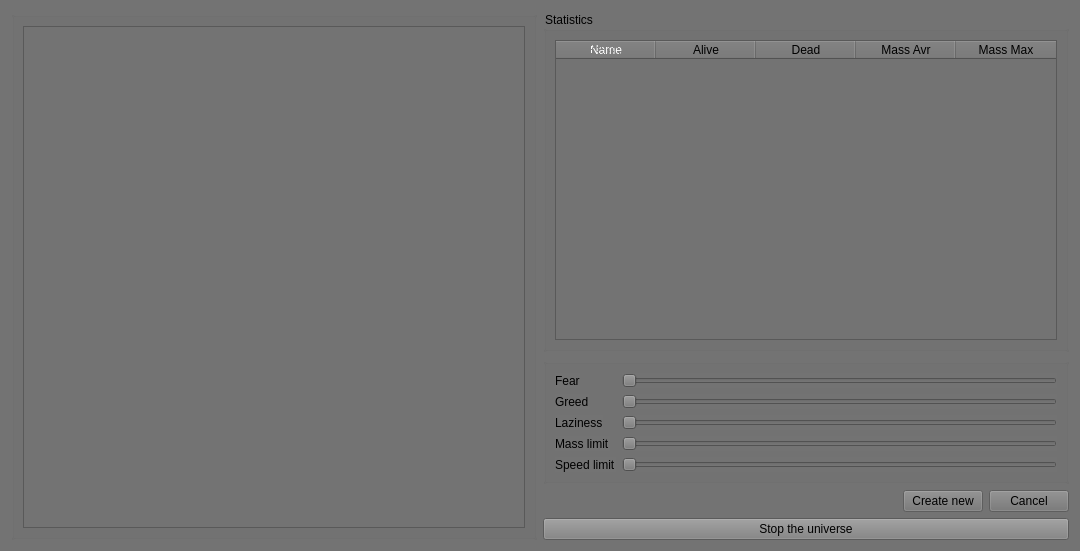
This is qbio/universe_output_window.ui in amedari13/biosphere as Qt 5 draws it before an edit. The edited form follows.
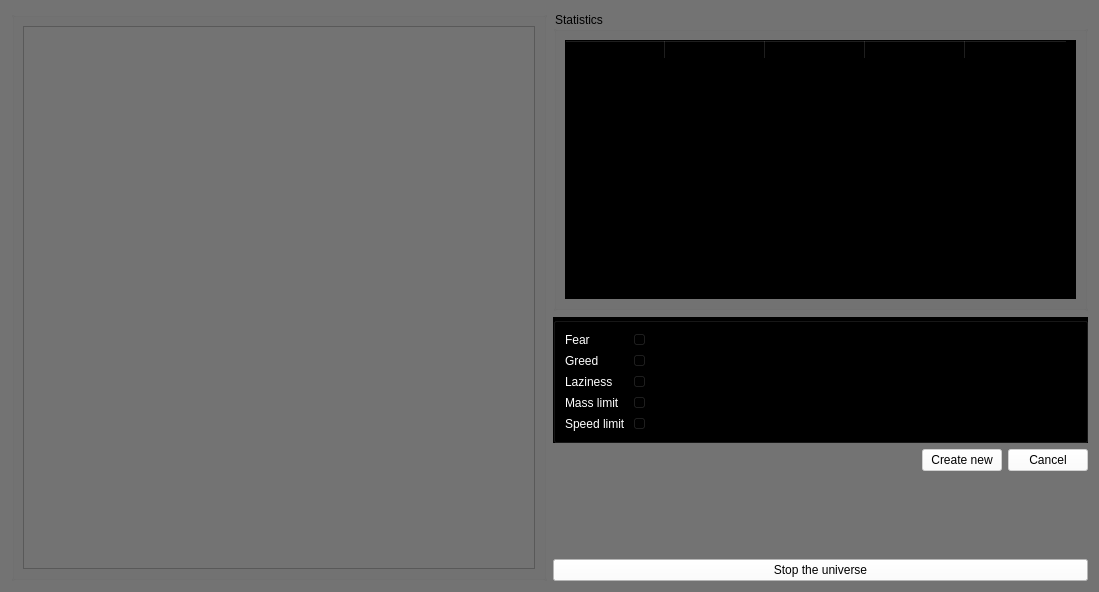
This is the edited form.

Patch:
```diff
--- a/qbio/universe_output_window.ui
+++ b/qbio/universe_output_window.ui
@@ -6,8 +6,8 @@
    <rect>
     <x>0</x>
     <y>0</y>
-    <width>1080</width>
-    <height>514</height>
+    <width>1099</width>
+    <height>592</height>
    </rect>
   </property>
   <property name="windowTitle">
@@ -46,6 +46,12 @@
     <layout class="QVBoxLayout" name="verticalLayout">
      <item>
       <widget class="QGroupBox" name="groupBox_2">
+       <property name="minimumSize">
+        <size>
+         <width>0</width>
+         <height>300</height>
+        </size>
+       </property>
        <property name="styleSheet">
         <string notr="true"/>
        </property>
@@ -59,19 +65,19 @@
            <bool>true</bool>
           </property>
           <property name="sizePolicy">
-           <sizepolicy hsizetype="Minimum" vsizetype="MinimumExpanding">
+           <sizepolicy hsizetype="Expanding" vsizetype="Expanding">
             <horstretch>0</horstretch>
             <verstretch>0</verstretch>
            </sizepolicy>
           </property>
           <property name="minimumSize">
            <size>
-            <width>450</width>
-            <height>300</height>
+            <width>0</width>
+            <height>0</height>
            </size>
           </property>
           <property name="styleSheet">
-           <string notr="true"/>
+           <string notr="true">background-color:#000000; color:#ffffff;</string>
           </property>
           <property name="selectionMode">
            <enum>QAbstractItemView::SingleSelection</enum>
@@ -85,17 +91,17 @@
            </property>
            <property name="background">
             <color>
-             <red>107</red>
-             <green>20</green>
-             <blue>95</blue>
+             <red>255</red>
+             <green>255</green>
+             <blue>255</blue>
             </color>
            </property>
            <property name="foreground">
-            <brush brushstyle="Dense2Pattern">
+            <brush brushstyle="SolidPattern">
              <color alpha="255">
-              <red>255</red>
-              <green>255</green>
-              <blue>255</blue>
+              <red>0</red>
+              <green>0</green>
+              <blue>0</blue>
              </color>
             </brush>
            </property>
@@ -106,17 +112,17 @@
            </property>
            <property name="background">
             <color>
-             <red>0</red>
-             <green>0</green>
-             <blue>0</blue>
+             <red>255</red>
+             <green>255</green>
+             <blue>255</blue>
             </color>
            </property>
            <property name="foreground">
-            <brush brushstyle="NoBrush">
+            <brush brushstyle="SolidPattern">
              <color alpha="255">
-              <red>255</red>
-              <green>255</green>
-              <blue>255</blue>
+              <red>0</red>
+              <green>0</green>
+              <blue>0</blue>
              </color>
             </brush>
            </property>
@@ -127,17 +133,17 @@
            </property>
            <property name="background">
             <color>
-             <red>53</red>
-             <green>153</green>
-             <blue>168</blue>
+             <red>255</red>
+             <green>255</green>
+             <blue>255</blue>
             </color>
            </property>
            <property name="foreground">
-            <brush brushstyle="NoBrush">
+            <brush brushstyle="SolidPattern">
              <color alpha="255">
-              <red>255</red>
-              <green>255</green>
-              <blue>255</blue>
+              <red>0</red>
+              <green>0</green>
+              <blue>0</blue>
              </color>
             </brush>
            </property>
@@ -148,17 +154,17 @@
            </property>
            <property name="background">
             <color>
-             <red>0</red>
-             <green>0</green>
-             <blue>0</blue>
+             <red>254</red>
+             <green>254</green>
+             <blue>254</blue>
             </color>
            </property>
            <property name="foreground">
-            <brush brushstyle="NoBrush">
+            <brush brushstyle="SolidPattern">
              <color alpha="255">
-              <red>255</red>
-              <green>255</green>
-              <blue>255</blue>
+              <red>0</red>
+              <green>0</green>
+              <blue>0</blue>
              </color>
             </brush>
            </property>
@@ -169,17 +175,17 @@
            </property>
            <property name="background">
             <color>
-             <red>0</red>
-             <green>0</green>
-             <blue>0</blue>
+             <red>255</red>
+             <green>255</green>
+             <blue>255</blue>
             </color>
            </property>
            <property name="foreground">
-            <brush brushstyle="NoBrush">
+            <brush brushstyle="SolidPattern">
              <color alpha="255">
-              <red>255</red>
-              <green>255</green>
-              <blue>255</blue>
+              <red>0</red>
+              <green>0</green>
+              <blue>0</blue>
              </color>
             </brush>
            </property>
@@ -193,6 +199,9 @@
       <layout class="QVBoxLayout" name="verticalLayout_4">
        <item>
         <widget class="QGroupBox" name="propertyGroup">
+         <property name="styleSheet">
+          <string notr="true">background-color:#000000; color:#ffffff;</string>
+         </property>
          <property name="title">
           <string/>
          </property>
@@ -206,6 +215,9 @@
           </item>
           <item row="1" column="0">
            <widget class="QLabel" name="label_3">
+            <property name="styleSheet">
+             <string notr="true">color:#ffffff</string>
+            </property>
             <property name="text">
              <string>Greed</string>
             </property>
@@ -220,6 +232,9 @@
           </item>
           <item row="2" column="0">
            <widget class="QLabel" name="label_4">
+            <property name="styleSheet">
+             <string notr="true">color:#ffffff</string>
+            </property>
             <property name="text">
              <string>Laziness</string>
             </property>
@@ -234,6 +249,9 @@
           </item>
           <item row="3" column="0">
            <widget class="QLabel" name="label_8">
+            <property name="styleSheet">
+             <string notr="true">color:#ffffff</string>
+            </property>
             <property name="text">
              <string>Mass limit</string>
             </property>
@@ -248,6 +266,9 @@
           </item>
           <item row="4" column="0">
            <widget class="QLabel" name="label_9">
+            <property name="styleSheet">
+             <string notr="true">color:#ffffff</string>
+            </property>
             <property name="text">
              <string>Speed limit</string>
             </property>
@@ -262,6 +283,9 @@
           </item>
           <item row="0" column="0">
            <widget class="QLabel" name="label">
+            <property name="styleSheet">
+             <string notr="true">color:#ffffff</string>
+            </property>
             <property name="text">
              <string>Fear</string>
             </property>
@@ -290,6 +314,9 @@
            <property name="enabled">
             <bool>false</bool>
            </property>
+           <property name="styleSheet">
+            <string notr="true">background-color:#ffffff;</string>
+           </property>
            <property name="text">
             <string>Create new</string>
            </property>
@@ -300,6 +327,9 @@
            <property name="enabled">
             <bool>false</bool>
            </property>
+           <property name="styleSheet">
+            <string notr="true">background-color:#ffffff;</string>
+           </property>
            <property name="text">
             <string>Cancel</string>
            </property>
@@ -337,7 +367,7 @@
         </size>
        </property>
        <property name="styleSheet">
-        <string notr="true">background-color: #808080;</string>
+        <string notr="true">background-color:#ffffff;</string>
        </property>
        <property name="text">
         <string>Stop the universe</string>
```
